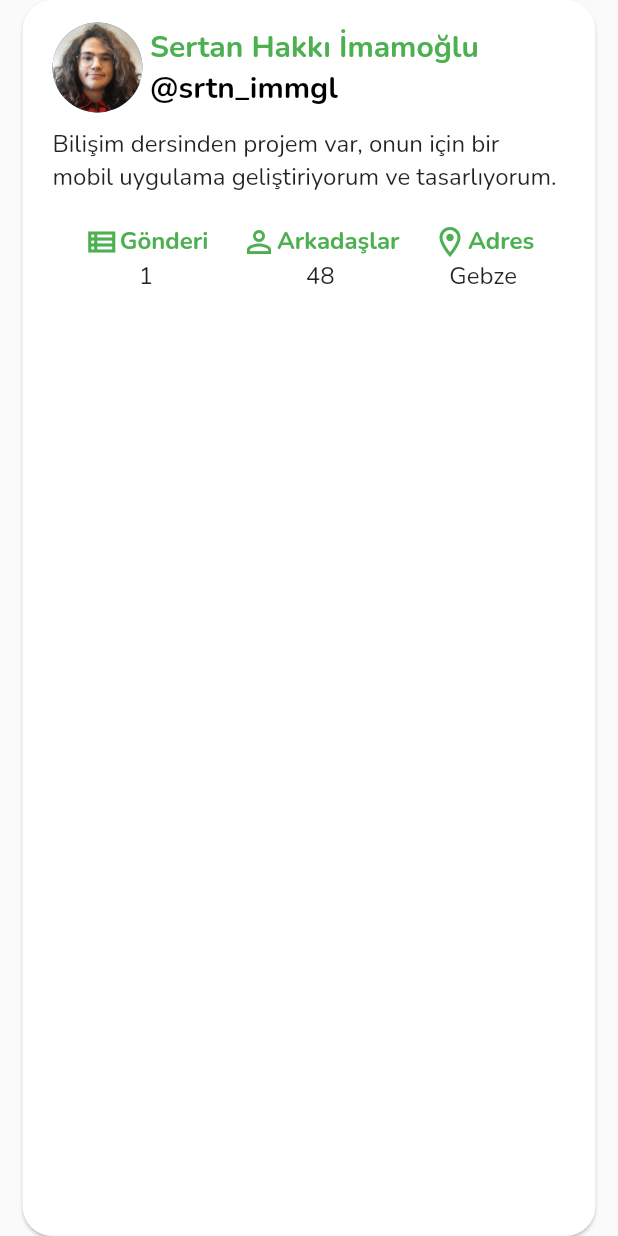
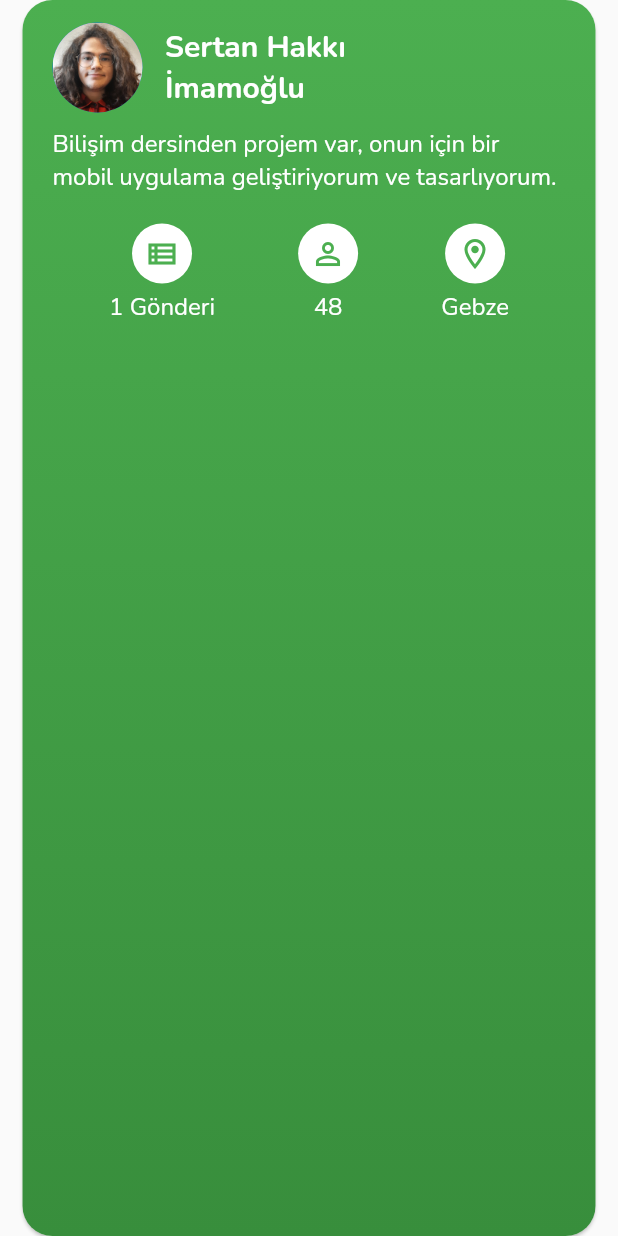
Before and after one commit to simamoglu/famille, a Flutter app: the AboutMe widget shown alone on an empty page, opened directly, on a phone screen of 412 x 824 dp. Run offline on Flutter 3.47's test engine with Material 2 defaults, Android fonts, the phone set to English and light mode, and no system bars; our stand-ins replace salomon_bottom_bar.

```diff
--- a/lib/screens/navigation_bar_screen.dart
+++ b/lib/screens/navigation_bar_screen.dart
@@ -4,7 +4,7 @@ import 'package:salomon_bottom_bar/salomon_bottom_bar.dart';
 
 import 'feed_screen.dart';
 import 'search_screen.dart';
-import 'activities_screen.dart';
+import 'family_screen.dart';
 import 'profile_screen.dart';
 
 class NavigationBarScreen extends StatefulWidget {
@@ -18,7 +18,7 @@ class _NavigationBarScreenState extends State<NavigationBarScreen> {
   final List _pages = [
     const FeedScreen(),
     const SearchScreen(),
-    const ActivitiesScreen(),
+    const FamilyScreen(),
     const ProfileScreen(),
   ];
   int _selectedIndex = 0;
@@ -29,7 +29,7 @@ class _NavigationBarScreenState extends State<NavigationBarScreen> {
       backgroundColor: Colors.white,
       body: _pages[_selectedIndex],
       bottomNavigationBar: SalomonBottomBar(
-        unselectedItemColor: Colors.green,
+        unselectedItemColor: Colors.black,
         margin: const EdgeInsets.all(10),
         curve: Curves.ease,
         currentIndex: _selectedIndex,
--- a/lib/widgets/about_me.dart
+++ b/lib/widgets/about_me.dart
@@ -1,13 +1,13 @@
 import 'package:flutter/material.dart';
 
-import './custom_card.dart';
+import 'custom_colorful_card.dart';
 
 class AboutMe extends StatelessWidget {
   const AboutMe({Key? key}) : super(key: key);
 
   @override
   Widget build(BuildContext context) {
-    return CustomCard(
+    return CustomColorfulCard(
       Column(
         crossAxisAlignment: CrossAxisAlignment.start,
         children: [
@@ -25,24 +25,24 @@ class AboutMe extends StatelessWidget {
                   backgroundImage: AssetImage("assets/images/pp.jpg"),
                 ),
                 const SizedBox(
-                  width: 5,
+                  width: 15,
                 ),
                 Column(
                   crossAxisAlignment: CrossAxisAlignment.start,
                   children: const [
                     Text(
-                      'Sertan Hakkı İmamoğlu',
+                      'Sertan Hakkı',
                       style: TextStyle(
                           fontSize: 20,
                           fontWeight: FontWeight.bold,
-                          color: Colors.green),
+                          color: Colors.white),
                     ),
                     Text(
-                      '@srtn_immgl',
+                      'İmamoğlu',
                       style: TextStyle(
                           fontSize: 20,
                           fontWeight: FontWeight.bold,
-                          color: Colors.black),
+                          color: Colors.white),
                     ),
                   ],
                 ),
@@ -57,7 +57,11 @@ class AboutMe extends StatelessWidget {
               horizontal: 10,
             ),
             child: Text(
-                'Bilişim dersinden projem var, onun için bir mobil uygulama geliştiriyorum ve tasarlıyorum.'),
+              'Bilişim dersinden projem var, onun için bir mobil uygulama geliştiriyorum ve tasarlıyorum.',
+              style: TextStyle(
+                color: Colors.white,
+              ),
+            ),
           ),
           Padding(
             padding: const EdgeInsets.all(20.0),
@@ -65,79 +69,64 @@ class AboutMe extends StatelessWidget {
               mainAxisAlignment: MainAxisAlignment.spaceAround,
               children: [
                 Column(
-                  children: [
-                    Row(
                   children: const [
-                        Icon(
+                    CircleAvatar(
+                      backgroundColor: Colors.white,
+                      child: Icon(
                         Icons.view_list_outlined,
                         color: Colors.green,
                       ),
+                    ),
+                    SizedBox(
+                      height: 5,
+                    ),
                     Text(
-                          'Gönderi',
-                          style: TextStyle(
-                            color: Colors.green,
-                            fontWeight: FontWeight.bold,
-                            fontSize: 16,
-                          ),
-                        ),
-                      ],
-                    ),
-                    const Text(
-                      '1',
+                      '1 Gönderi',
                       style: TextStyle(
                         fontSize: 16,
+                        color: Colors.white,
                       ),
                     ),
                   ],
                 ),
                 Column(
-                  children: [
-                    Row(
                   children: const [
-                        Icon(
+                    CircleAvatar(
+                      backgroundColor: Colors.white,
+                      child: Icon(
                         Icons.person_outline,
                         color: Colors.green,
                       ),
+                    ),
+                    SizedBox(
+                      height: 5,
+                    ),
                     Text(
-                          'Arkadaşlar',
-                          style: TextStyle(
-                            color: Colors.green,
-                            fontWeight: FontWeight.bold,
-                            fontSize: 16,
-                          ),
-                        ),
-                      ],
-                    ),
-                    const Text(
                       '48',
                       style: TextStyle(
                         fontSize: 16,
+                        color: Colors.white,
                       ),
                     ),
                   ],
                 ),
                 Column(
-                  children: [
-                    Row(
                   children: const [
-                        Icon(
+                    CircleAvatar(
+                      backgroundColor: Colors.white,
+                      child: Icon(
                         Icons.location_on_outlined,
                         color: Colors.green,
                       ),
+                    ),
+                    SizedBox(
+                      height: 5,
+                    ),
                     Text(
-                          'Adres',
-                          style: TextStyle(
-                            color: Colors.green,
-                            fontWeight: FontWeight.bold,
-                            fontSize: 16,
-                          ),
-                        ),
-                      ],
-                    ),
-                    const Text(
                       'Gebze',
                       style: TextStyle(
                         fontSize: 16,
+                        color: Colors.white,
                       ),
                     ),
                   ],
--- /dev/null
+++ b/lib/widgets/custom_colorful_card.dart
@@ -0,0 +1,32 @@
+import 'package:flutter/material.dart';
+
+class CustomColorfulCard extends StatelessWidget {
+  final Widget cardChild;
+  const CustomColorfulCard(this.cardChild, {Key? key}) : super(key: key);
+
+  @override
+  Widget build(BuildContext context) {
+    return Card(
+      margin: const EdgeInsets.symmetric(horizontal: 15),
+      elevation: 1,
+      shape: RoundedRectangleBorder(
+        borderRadius: BorderRadius.circular(20),
+      ),
+      child: Container(
+        decoration: BoxDecoration(
+          borderRadius: BorderRadius.circular(20),
+          gradient: LinearGradient(
+            colors: [
+              Colors.green.shade500,
+              Colors.green.shade700,
+            ],
+            begin: Alignment.topCenter,
+            end: Alignment.bottomCenter,
+          ),
+        ),
+        padding: const EdgeInsets.all(10),
+        child: cardChild,
+      ),
+    );
+  }
+}
```
Also changed, not shown: lib/screens/activities_screen.dart (+2 -18 lines), lib/screens/family_screen.dart (added, +70 -0 lines), lib/screens/profile_screen.dart (+1 -8 lines), lib/screens/shopping_list_screen.dart (added, +12 -0 lines), lib/screens/todo_list_screen.dart (added, +15 -0 lines), lib/widgets/stories.dart (+23 -16 lines). Lines whose indentation alone changed are shown as unchanged.
